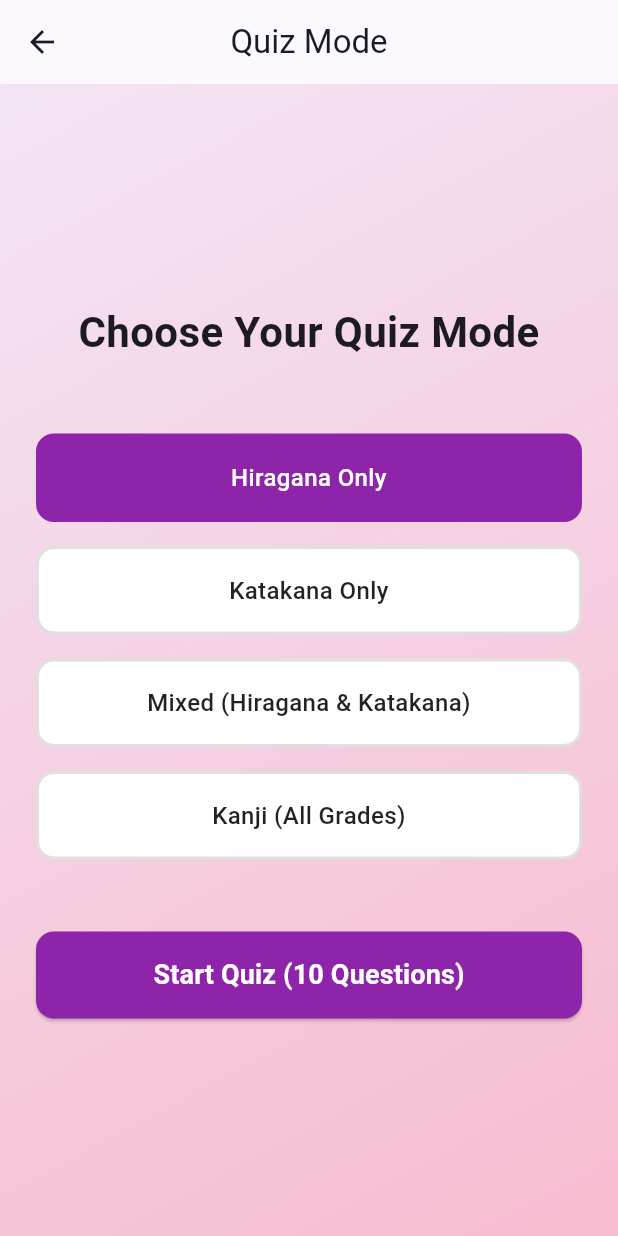
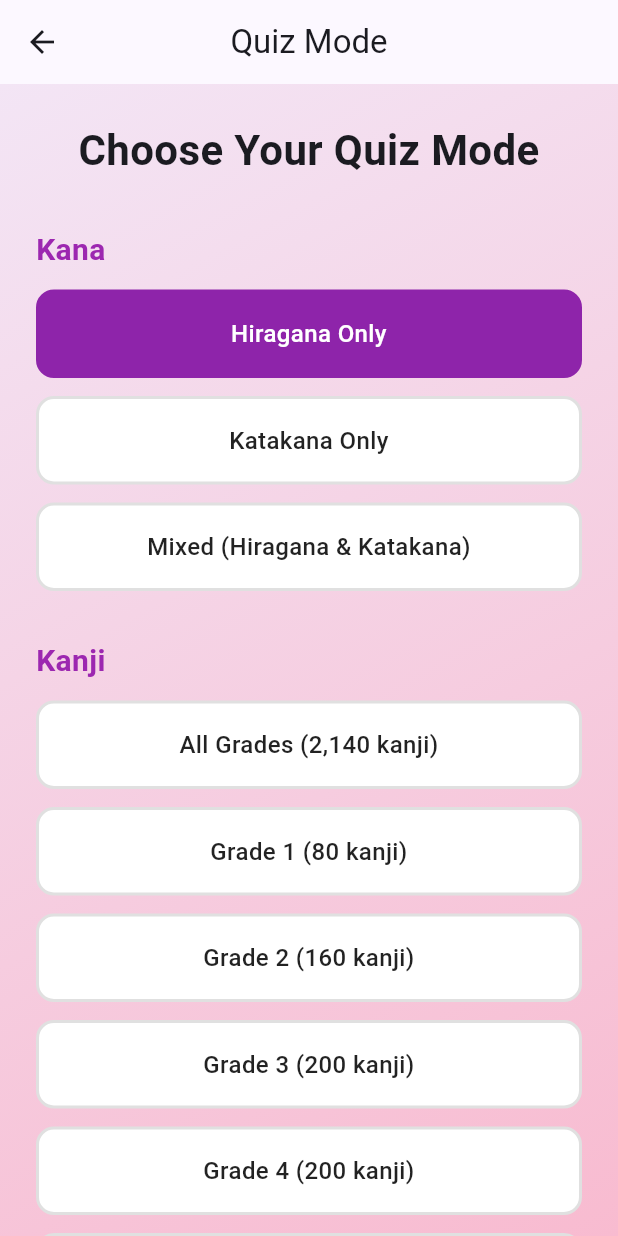
Before and after one commit to EPHRAIMTEODORO/Mobile-Kana, a Flutter app: the QuizScreen screen opened directly, on a phone screen of 412 x 824 dp. Run offline on Flutter 3.47's test engine with Material 3 defaults, Android fonts, the light colour scheme and no system bars; our stand-ins replace shared_preferences; accounts and stored records are empty.

Commit message:
additional quiz categories for kanji

```diff
--- a/lib/screens/quiz_screen.dart
+++ b/lib/screens/quiz_screen.dart
@@ -3,10 +3,23 @@ import '../data/hiragana_data.dart';
 import '../data/katakana_data.dart';
 import '../data/all_data.dart';
 import '../models/quiz_question.dart';
+import '../models/kanji_enums.dart';
 import '../utils/quiz_generator.dart';
 import '../utils/storage_helper.dart';
 
-enum QuizMode { hiragana, katakana, mixed, kanji }
+enum QuizMode {
+  hiragana,
+  katakana,
+  mixed,
+  kanjiAll,
+  kanjiGrade1,
+  kanjiGrade2,
+  kanjiGrade3,
+  kanjiGrade4,
+  kanjiGrade5,
+  kanjiGrade6,
+  kanjiJuniorHigh
+}
 
 enum QuizState { setup, question, results }
 
@@ -58,9 +71,51 @@ class _QuizScreenState extends State<QuizScreen> {
           questionType: QuestionType.charToRomaji,
           questionCount: 10,
         );
-      case QuizMode.kanji:
+      case QuizMode.kanjiAll:
         return QuizGenerator.generateKanjiQuiz(
           characters: AllData.allKanji,
+          questionType: QuestionType.kanjiToMeaning,
+          questionCount: 10,
+        );
+      case QuizMode.kanjiGrade1:
+        return QuizGenerator.generateKanjiQuiz(
+          characters: AllData.getKanjiByGrade(KanjiGrade.grade1),
+          questionType: QuestionType.kanjiToMeaning,
+          questionCount: 10,
+        );
+      case QuizMode.kanjiGrade2:
+        return QuizGenerator.generateKanjiQuiz(
+          characters: AllData.getKanjiByGrade(KanjiGrade.grade2),
+          questionType: QuestionType.kanjiToMeaning,
+          questionCount: 10,
+        );
+      case QuizMode.kanjiGrade3:
+        return QuizGenerator.generateKanjiQuiz(
+          characters: AllData.getKanjiByGrade(KanjiGrade.grade3),
+          questionType: QuestionType.kanjiToMeaning,
+          questionCount: 10,
+        );
+      case QuizMode.kanjiGrade4:
+        return QuizGenerator.generateKanjiQuiz(
+          characters: AllData.getKanjiByGrade(KanjiGrade.grade4),
+          questionType: QuestionType.kanjiToMeaning,
+          questionCount: 10,
+        );
+      case QuizMode.kanjiGrade5:
+        return QuizGenerator.generateKanjiQuiz(
+          characters: AllData.getKanjiByGrade(KanjiGrade.grade5),
+          questionType: QuestionType.kanjiToMeaning,
+          questionCount: 10,
+        );
+      case QuizMode.kanjiGrade6:
+        return QuizGenerator.generateKanjiQuiz(
+          characters: AllData.getKanjiByGrade(KanjiGrade.grade6),
+          questionType: QuestionType.kanjiToMeaning,
+          questionCount: 10,
+        );
+      case QuizMode.kanjiJuniorHigh:
+        return QuizGenerator.generateKanjiQuiz(
+          characters: AllData.getKanjiByGrade(KanjiGrade.juniorHigh),
           questionType: QuestionType.kanjiToMeaning,
           questionCount: 10,
         );
@@ -85,7 +140,9 @@ class _QuizScreenState extends State<QuizScreen> {
     }
 
     // Track progress for the character
-    if (_selectedMode != QuizMode.kanji) {
+    if (_selectedMode == QuizMode.hiragana ||
+        _selectedMode == QuizMode.katakana ||
+        _selectedMode == QuizMode.mixed) {
       await StorageHelper.updateCharacterProgress(
         currentQuestion.question,
         isCorrect,
@@ -155,11 +212,10 @@ class _QuizScreenState extends State<QuizScreen> {
   }
 
   Widget _buildSetupScreen() {
-    return Center(
+    return SingleChildScrollView(
       child: Padding(
         padding: const EdgeInsets.all(24),
         child: Column(
-          mainAxisAlignment: MainAxisAlignment.center,
           children: [
             const Text(
               'Choose Your Quiz Mode',
@@ -169,15 +225,59 @@ class _QuizScreenState extends State<QuizScreen> {
               ),
               textAlign: TextAlign.center,
             ),
-            const SizedBox(height: 48),
+            const SizedBox(height: 32),
+
+            // Kana Section
+            const Align(
+              alignment: Alignment.centerLeft,
+              child: Text(
+                'Kana',
+                style: TextStyle(
+                  fontSize: 20,
+                  fontWeight: FontWeight.bold,
+                  color: Colors.purple,
+                ),
+              ),
+            ),
+            const SizedBox(height: 12),
             _buildModeButton('Hiragana Only', QuizMode.hiragana),
-            const SizedBox(height: 16),
+            const SizedBox(height: 12),
             _buildModeButton('Katakana Only', QuizMode.katakana),
-            const SizedBox(height: 16),
+            const SizedBox(height: 12),
             _buildModeButton('Mixed (Hiragana & Katakana)', QuizMode.mixed),
-            const SizedBox(height: 16),
-            _buildModeButton('Kanji (All Grades)', QuizMode.kanji),
-            const SizedBox(height: 48),
+
+            const SizedBox(height: 32),
+
+            // Kanji Section
+            const Align(
+              alignment: Alignment.centerLeft,
+              child: Text(
+                'Kanji',
+                style: TextStyle(
+                  fontSize: 20,
+                  fontWeight: FontWeight.bold,
+                  color: Colors.purple,
+                ),
+              ),
+            ),
+            const SizedBox(height: 12),
+            _buildModeButton('All Grades (2,140 kanji)', QuizMode.kanjiAll),
+            const SizedBox(height: 12),
+            _buildModeButton('Grade 1 (80 kanji)', QuizMode.kanjiGrade1),
+            const SizedBox(height: 12),
+            _buildModeButton('Grade 2 (160 kanji)', QuizMode.kanjiGrade2),
+            const SizedBox(height: 12),
+            _buildModeButton('Grade 3 (200 kanji)', QuizMode.kanjiGrade3),
+            const SizedBox(height: 12),
+            _buildModeButton('Grade 4 (200 kanji)', QuizMode.kanjiGrade4),
+            const SizedBox(height: 12),
+            _buildModeButton('Grade 5 (185 kanji)', QuizMode.kanjiGrade5),
+            const SizedBox(height: 12),
+            _buildModeButton('Grade 6 (181 kanji)', QuizMode.kanjiGrade6),
+            const SizedBox(height: 12),
+            _buildModeButton('Junior High (1,134 kanji)', QuizMode.kanjiJuniorHigh),
+
+            const SizedBox(height: 32),
             SizedBox(
               width: double.infinity,
               child: ElevatedButton(
@@ -313,7 +413,16 @@ class _QuizScreenState extends State<QuizScreen> {
   }
 
   String _getQuestionText(QuizQuestion question) {
-    if (_selectedMode == QuizMode.kanji) {
+    final isKanjiMode = _selectedMode == QuizMode.kanjiAll ||
+        _selectedMode == QuizMode.kanjiGrade1 ||
+        _selectedMode == QuizMode.kanjiGrade2 ||
+        _selectedMode == QuizMode.kanjiGrade3 ||
+        _selectedMode == QuizMode.kanjiGrade4 ||
+        _selectedMode == QuizMode.kanjiGrade5 ||
+        _selectedMode == QuizMode.kanjiGrade6 ||
+        _selectedMode == QuizMode.kanjiJuniorHigh;
+
+    if (isKanjiMode) {
       switch (question.questionType) {
         case QuestionType.kanjiToMeaning:
           return 'What is the meaning of this kanji?';
```
